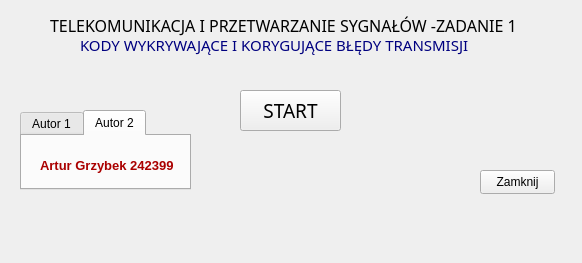
Before: the Qt Designer form telekom-zad1/telekom-zad1/telekomzad1.ui in michalf1703/telecommunication, drawn with Qt 5.
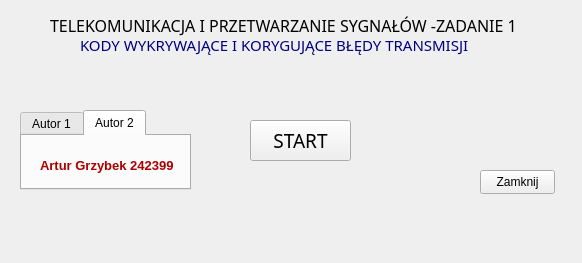
After: the same form once the commit is applied.

```diff
--- a/telekom-zad1/telekom-zad1/telekomzad1.ui
+++ b/telekom-zad1/telekom-zad1/telekomzad1.ui
@@ -142,8 +142,8 @@
   <widget class="QPushButton" name="startButton">
    <property name="geometry">
     <rect>
-     <x>240</x>
-     <y>90</y>
+     <x>250</x>
+     <y>120</y>
      <width>101</width>
      <height>41</height>
     </rect>
```
Left out of the diff: 91 changed lines with no effect on the pictures.
